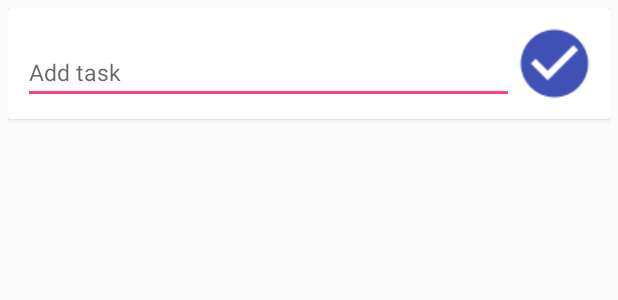
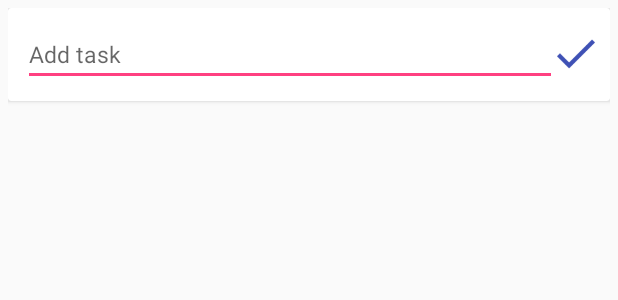
Before and after one commit to Jachu5/Task-List, an Android app: the layout task_list_element_header.xml on its own in the app's theme, with its tools: preview values and no code run, on a phone screen of 412 x 824 dp. Shown: the top 300 px of the screen. Run offline under Robolectric (Android 15) with nearby library versions, the phone set to English and light mode, and no system bars.

Commit message:
Added Custom image button, in a future it would be usefull

```diff
--- /dev/null
+++ b/Wunderlist-demo/app/src/main/java/demo/wunderlist/alfredo_cerezo/wunderlist_demo/android/ui/AddTaskButton.java
@@ -0,0 +1,37 @@
+package demo.wunderlist.alfredo_cerezo.wunderlist_demo.android.ui;
+
+import android.content.Context;
+import android.util.AttributeSet;
+import android.view.View;
+import android.widget.ImageButton;
+
+import demo.wunderlist.alfredo_cerezo.wunderlist_demo.android.animation.AnimationFactory;
+
+/**
+ * Created by jachu on 22/11/15.
+ */
+public class AddTaskButton extends ImageButton {
+
+    public AddTaskButton(Context context, AttributeSet attrs) {
+        super(context, attrs);
+    }
+
+    public void setHide() {
+        this.setVisibility(View.GONE);
+
+    }
+
+    public void setVisible() {
+        this.setVisibility(View.VISIBLE);
+    }
+
+    public void makeDisapear() {
+        AnimationFactory.getAddTaskCheckAnimationDisappear(this).start();
+    }
+
+    public void makeAppear() {
+        AnimationFactory.getAddTaskCheckAnimationDisappear(this).start();
+    }
+
+
+}
--- a/Wunderlist-demo/app/src/main/java/demo/wunderlist/alfredo_cerezo/wunderlist_demo/android/ui/mvp/TaskListAdapter.java
+++ b/Wunderlist-demo/app/src/main/java/demo/wunderlist/alfredo_cerezo/wunderlist_demo/android/ui/mvp/TaskListAdapter.java
@@ -183,7 +183,7 @@ public class TaskListAdapter extends RecyclerView.Adapter<RecyclerView.ViewHolde
     public static class TaskViewHolderHeader extends RecyclerView.ViewHolder {
 
         private final EditText taskEditable;
-        private final ImageButton addButton;
+        private final z addButton;
 
         public TaskViewHolderHeader(View itemView, final MainPresenter presenter) {
             super(itemView);
--- a/Wunderlist-demo/app/src/main/res/drawable/add_button.xml
+++ b/Wunderlist-demo/app/src/main/res/drawable/add_button.xml
@@ -1,7 +1,7 @@
 <?xml version="1.0" encoding="utf-8"?>
 <selector xmlns:android="http://schemas.android.com/apk/res/android">
-    <item android:drawable="@drawable/ic_check_circle_white_18dp" android:state_enabled="false" />
-    <item android:drawable="@drawable/ic_check_circle_white_18dp" android:state_enabled="true" android:state_pressed="true" />
-    <item android:drawable="@drawable/ic_check_circle_black_18dp" android:state_enabled="true" android:state_focused="true" />
-    <item android:drawable="@drawable/ic_check_circle_black_18dp" android:state_enabled="true" />
+    <item android:drawable="@drawable/check64" android:state_enabled="false" />
+    <item android:drawable="@drawable/check64" android:state_enabled="true" android:state_pressed="true" />
+    <item android:drawable="@drawable/check64" android:state_enabled="true" android:state_focused="true" />
+    <item android:drawable="@drawable/check64" android:state_enabled="true" />
 </selector>
--- a/Wunderlist-demo/app/src/main/res/layout/task_list_element_header.xml
+++ b/Wunderlist-demo/app/src/main/res/layout/task_list_element_header.xml
@@ -19,12 +19,14 @@
             android:layout_height="wrap_content"
             android:padding="@dimen/TaskList_card_element_padding">
 
-            <ImageButton
+            <demo.wunderlist.alfredo_cerezo.wunderlist_demo.android.ui.AddTaskButton
                 android:id="@+id/header_add_text_button"
-                android:layout_width="wrap_content"
-                android:layout_height="wrap_content"
+                android:layout_width="25dp"
+                android:layout_height="25dp"
                 android:layout_alignParentRight="true"
+                android:layout_centerVertical="true"
                 android:background="@android:color/transparent"
+                android:scaleType="fitXY"
                 android:src="@drawable/add_button"
                 android:tint="@color/TaskList_colorPrimary" />
 
@@ -32,7 +34,7 @@
                 android:id="@+id/header_add_task_text"
                 android:layout_width="fill_parent"
                 android:layout_height="wrap_content"
-                android:layout_alignBottom="@id/header_add_text_button"
+                android:layout_alignBaseline="@id/header_add_text_button"
                 android:layout_centerInParent="true"
                 android:layout_toLeftOf="@id/header_add_text_button"
                 android:hint="@string/TaskList_header_EditText_hint"
```
Also changed, not shown: Wunderlist-demo/app/src/main/java/demo/wunderlist/alfredo_cerezo/wunderlist_demo/android/animation/AnimationFactory.java (added, +24 -0 lines), Wunderlist-demo/app/src/main/res/drawable/check24.png (added), Wunderlist-demo/app/src/main/res/drawable/check64.png (added), Wunderlist-demo/app/src/main/res/mipmap-hdpi/check24.png (added), Wunderlist-demo/app/src/main/res/mipmap-hdpi/check64.png (added), Wunderlist-demo/app/src/main/res/mipmap-mdpi/check24.png (added), Wunderlist-demo/app/src/main/res/mipmap-mdpi/check64.png (added), Wunderlist-demo/app/src/main/res/mipmap-xhdpi/check24.png (added), Wunderlist-demo/app/src/main/res/mipmap-xhdpi/check64.png (added), Wunderlist-demo/app/src/main/res/mipmap-xxhdpi/check24.png (added), Wunderlist-demo/app/src/main/res/mipmap-xxhdpi/check64.png (added), 1 other file.
